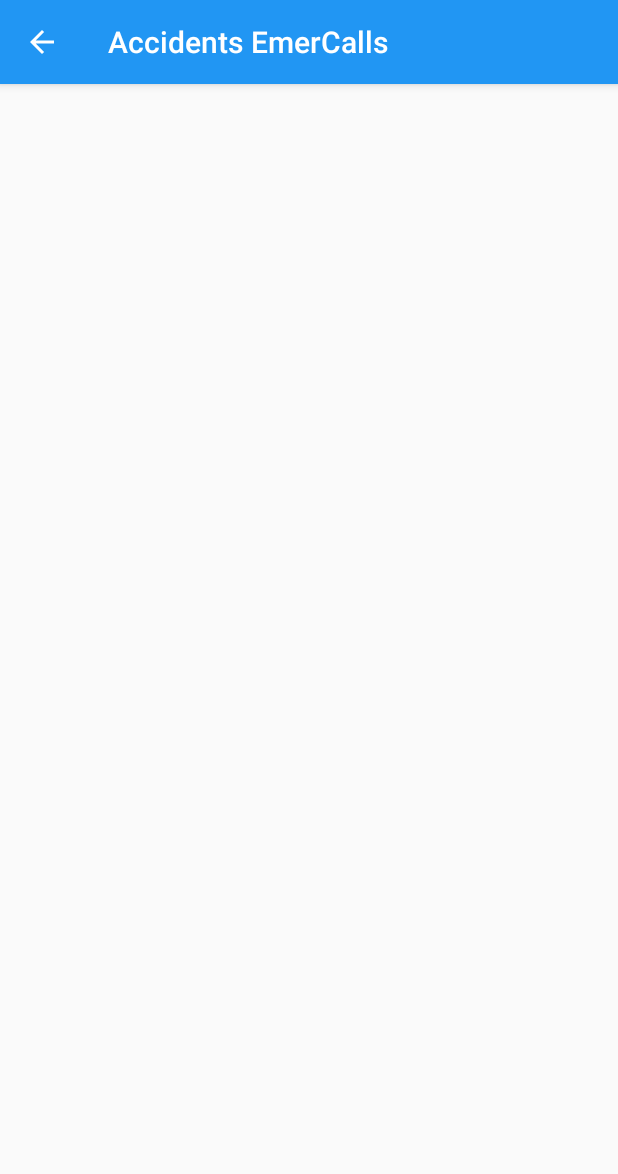
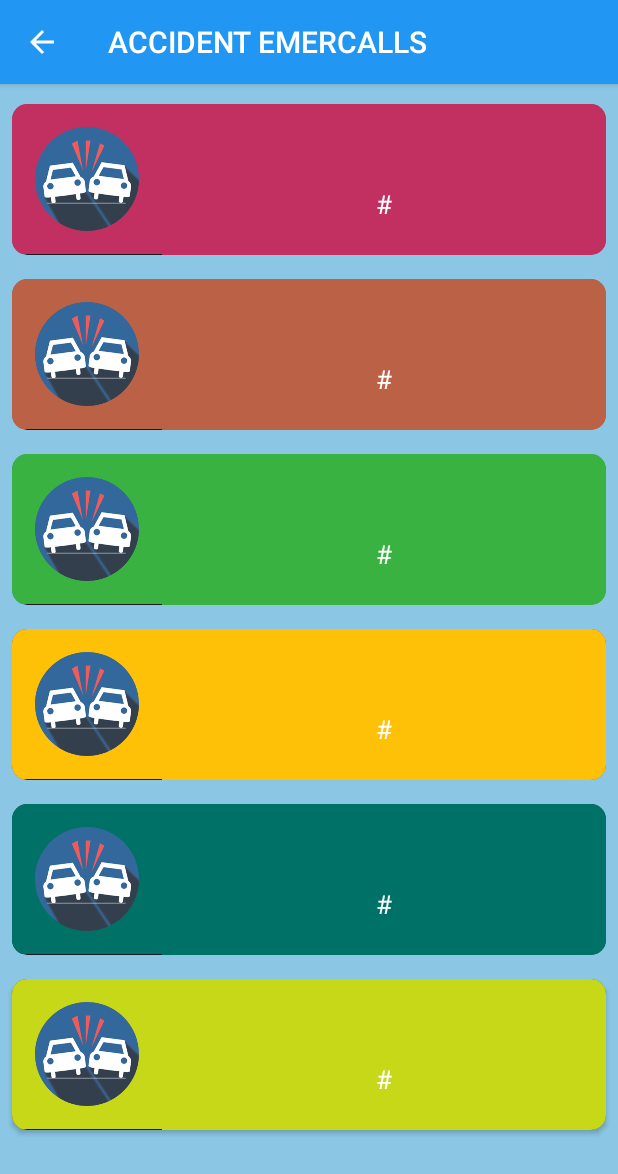
Before and after one commit to rohitsinghkcodes/EmerCall, an Android app: the accidents screen opened directly, with no data from a screen before it, on a phone screen of 412 x 824 dp. Shown: the top 1174 px of the screen. Run offline under Robolectric (Android 15) with nearby library versions, the light colour scheme and no system bars; Roboto replaces fonts that are not available here.

Commit message:
commit_5:all categories completed

```diff
--- a/app/src/main/java/com/example/emercall/MainActivity.java
+++ b/app/src/main/java/com/example/emercall/MainActivity.java
@@ -152,8 +152,8 @@ public class MainActivity extends AppCompatActivity {
             View v = LayoutInflater.from(getApplicationContext()).inflate(R.layout.layout_main,null);
             ImageView cateIcon = v.findViewById(R.id.cateIcon);
             TextView cateName = v.findViewById(R.id.cateName);
-            cateIcon.setBackgroundColor(getResources().getColor(R.color.berry));
-            cateName.setBackgroundColor(getResources().getColor(R.color.berry));
+            cateIcon.setBackgroundColor(getResources().getColor(R.color.flora));
+            cateName.setBackgroundColor(getResources().getColor(R.color.flora));
             cateName.setText(data.get(position));
             cateIcon.setImageResource(Icons.get(position));
             return v;
--- a/app/src/main/java/com/example/emercall/accidents.java
+++ b/app/src/main/java/com/example/emercall/accidents.java
@@ -1,17 +1,158 @@
 package com.example.emercall;
 
+import androidx.annotation.NonNull;
 import androidx.appcompat.app.AppCompatActivity;
+import androidx.core.app.ActivityCompat;
+import androidx.core.content.ContextCompat;
 
+import android.Manifest;
+import android.content.Intent;
+import android.content.pm.PackageManager;
+import android.net.Uri;
 import android.os.Bundle;
+import android.view.LayoutInflater;
+import android.view.View;
+import android.view.ViewGroup;
+import android.widget.AdapterView;
+import android.widget.BaseAdapter;
+import android.widget.GridView;
+import android.widget.ImageView;
+import android.widget.TextView;
+import android.widget.Toast;
+
+import java.util.ArrayList;
 
 public class accidents extends AppCompatActivity {
+    GridView acci_grid;
+    MyAdapter myAdapter;
+    ArrayList<String> text = new ArrayList<>();
+    ArrayList<Integer> colors = new ArrayList<>();
+    ArrayList<Integer> Icons = new ArrayList<>();
+    ArrayList<String> number = new ArrayList<>();
+    public static final int REQUEST_CALL = 1;
 
     @Override
     protected void onCreate(Bundle savedInstanceState) {
         super.onCreate(savedInstanceState);
         setContentView(R.layout.activity_accidents);
 
-        this.setTitle("Accidents EmerCalls");
+        this.setTitle("ACCIDENT EMERCALLS");
         getSupportActionBar().setDisplayHomeAsUpEnabled(true);
+
+        acci_grid = findViewById(R.id.acci_grid);
+        myAdapter = new MyAdapter();
+        acci_grid.setAdapter(myAdapter);
+
+        //Numbers
+        text.add("");
+        text.add("");
+        text.add("");
+        text.add("");
+        text.add("");
+        text.add("");
+
+        //Numbers
+        number.add("#");
+        number.add("#");
+        number.add("#");
+        number.add("#");
+        number.add("#");
+        number.add("#");
+
+        //COLORS
+        colors.add(R.color.PinkCard);
+        colors.add(R.color.OrangeCard);
+        colors.add(R.color.greenCard);
+        colors.add(R.color.Yellow);
+        colors.add(R.color.flora);
+        colors.add(R.color.LightYellow);
+
+        //ICONS
+        Icons.add(R.drawable.accidents);
+        Icons.add(R.drawable.accidents);
+        Icons.add(R.drawable.accidents);
+        Icons.add(R.drawable.accidents);
+        Icons.add(R.drawable.accidents);
+        Icons.add(R.drawable.accidents);
+
+        //PhoneCall on click
+        acci_grid.setOnItemClickListener(new AdapterView.OnItemClickListener() {
+            @Override
+            public void onItemClick(AdapterView<?> parent, View view, int position, long id) {
+                makeCall(position);
+            }
+        });
+
+    }
+
+    class MyAdapter extends BaseAdapter{
+
+        @Override
+        public int getCount() {
+            return text.size();
+        }
+
+        @Override
+        public Object getItem(int position) {
+            return null;
+        }
+
+        @Override
+        public long getItemId(int position) {
+            return 0;
+        }
+
+        @Override
+        public View getView(int position, View convertView, ViewGroup parent) {
+            View v = LayoutInflater.from(getApplicationContext()).inflate(R.layout.layout_categories,null);
+            ImageView itemIcon = v.findViewById(R.id.itemIcon);
+            TextView itemName = v.findViewById(R.id.itemName);
+            TextView itemNo = v.findViewById(R.id.itemNum);
+            int pos = position%colors.size();
+            itemIcon.setBackgroundColor(getResources().getColor(colors.get(pos)));
+            itemName.setBackgroundColor(getResources().getColor(colors.get(pos)));
+            itemNo.setBackgroundColor(getResources().getColor(colors.get(pos)));
+            itemName.setText(text.get(position));
+            itemNo.setText(number.get(position));
+            itemIcon.setImageResource(Icons.get(position));
+            return v;
+        }
+    }
+
+    //Code for making a checking permission and making phone call from the app
+    void makeCall(int position)
+    {
+        String no = number.get(position);
+
+        //code for checking permission for making phone calls
+        if(no.trim().length() > 0){
+            if(ContextCompat.checkSelfPermission(accidents.this,
+                    Manifest.permission.CALL_PHONE) != PackageManager.PERMISSION_GRANTED){
+
+                //Code for checking manifest permission
+                ActivityCompat.requestPermissions(accidents.this,
+                        new String[]{Manifest.permission.CALL_PHONE}, REQUEST_CALL);
+
+            }else{
+
+                //Code for making call
+                String dial =  "tel:" + no;
+                startActivity(new Intent(Intent.ACTION_CALL, Uri.parse(dial)));
+            }
+        }else{
+            Toast.makeText(accidents.this,"Error!\nNumber not exists",Toast.LENGTH_LONG).show();
+        }
+    }
+
+
+    //To check id permission is already granted or not
+    @Override
+    public void onRequestPermissionsResult(int requestCode, @NonNull String[] permissions, @NonNull int[] grantResults) {
+        if(requestCode == REQUEST_CALL){
+            if(grantResults.length > 0 && grantResults[0] == PackageManager.PERMISSION_GRANTED){
+            }else{
+                Toast.makeText(accidents.this, "Permission Denied", Toast.LENGTH_SHORT).show();
+            }
+        }
     }
 }
--- a/app/src/main/java/com/example/emercall/categ_basic.java
+++ b/app/src/main/java/com/example/emercall/categ_basic.java
@@ -42,7 +42,7 @@ public class categ_basic extends AppCompatActivity {
         gridBasic.setAdapter(myAdapter);
 
         //To change toolbar title
-        this.setTitle("Basic EmerCalls");
+        this.setTitle("PRIMARY EMERCALLS");
         getSupportActionBar().setDisplayHomeAsUpEnabled(true);
 
         //Numbers
--- a/app/src/main/res/layout/activity_accidents.xml
+++ b/app/src/main/res/layout/activity_accidents.xml
@@ -4,6 +4,13 @@
     xmlns:tools="http://schemas.android.com/tools"
     android:layout_width="match_parent"
     android:layout_height="match_parent"
+    android:background="@color/BackBlue"
     tools:context=".accidents">
 
+    <GridView
+        android:id="@+id/acci_grid"
+        android:layout_width="match_parent"
+        android:layout_height="match_parent"
+        android:layout_marginTop="5dp"
+        app:layout_constraintTop_toTopOf="parent" />
 </androidx.constraintlayout.widget.ConstraintLayout>
--- a/app/src/main/res/layout/activity_splash_screen.xml
+++ b/app/src/main/res/layout/activity_splash_screen.xml
@@ -10,8 +10,8 @@
 
     <ImageView
         android:id="@+id/imageView"
-        android:layout_width="390dp"
-        android:layout_height="390dp"
+        android:layout_width="370dp"
+        android:layout_height="370dp"
         app:layout_constraintBottom_toBottomOf="parent"
         app:layout_constraintEnd_toEndOf="parent"
         app:layout_constraintHorizontal_bias="0.5"
--- a/app/src/main/res/values/colors.xml
+++ b/app/src/main/res/values/colors.xml
@@ -5,13 +5,13 @@
     <color name="colorAccent">#03DAC5</color>
     <color name="DarkBlue">#034275</color>
     <color name="LightBlue">#6ABDFF</color>
-    <color name="BackBlue">#B404486A</color>
+    <color name="BackBlue">#720086CA</color>
     <color name="Yellow">#FFC107</color>
     <color name="LightYellow">#C6D818</color>
     <color name="PinkCard">#BFFA3779</color>
     <color name="greenCard">#BF45E44C</color>
     <color name="OrangeCard">#BFF17953</color>
-    <color name="flora">#008C7F</color>
-    <color name="berry">#A1525FA6</color>
+    <color name="flora">#007167</color>
+    <color name="berry">#E15569DA</color>
     <color name="grey_V2">#662C2E2E</color>
 </resources>
```
Also changed, not shown: app/src/main/java/com/example/emercall/categ_women.java (+141 -1 lines), app/src/main/java/com/example/emercall/children.java (+142 -1 lines), app/src/main/java/com/example/emercall/enquiry.java (+19 -19 lines), app/src/main/java/com/example/emercall/foreigner.java (+143 -1 lines), app/src/main/res/layout/activity_categ_women.xml (+7 -0 lines), app/src/main/res/layout/activity_children.xml (+7 -0 lines), app/src/main/res/layout/activity_foreigner.xml (+7 -0 lines), app/src/main/res/drawable/enquiry.png (deleted).
